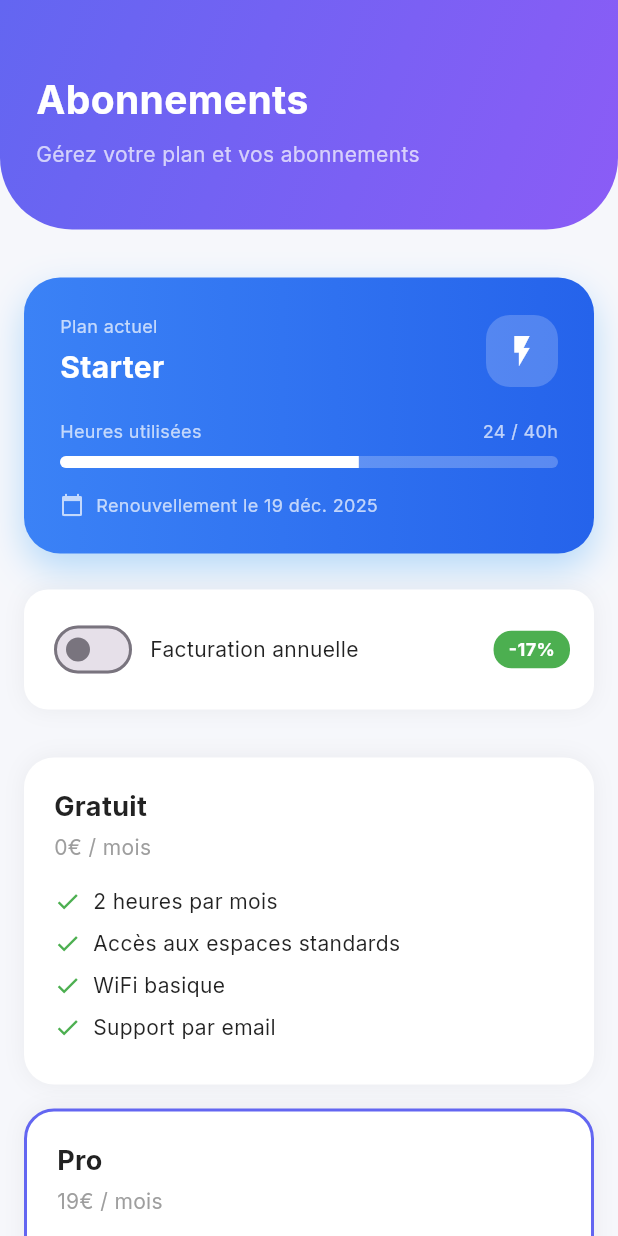
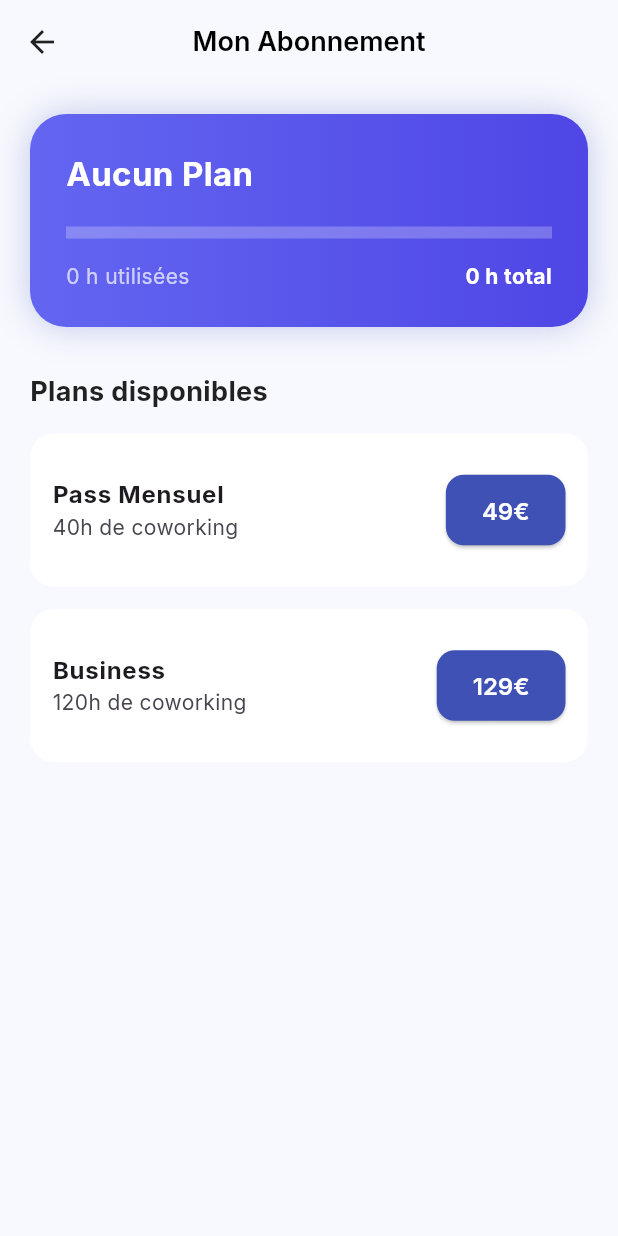
Before and after one commit to r4y-br/Mobile-CoWorkly, a Flutter app: the SubscriptionsScreen screen opened directly, on a phone screen of 412 x 824 dp. Run offline on Flutter 3.47's test engine with Material 3 defaults, Android fonts, the phone set to English and light mode, and no system bars; our stand-ins replace google_fonts; accounts and stored records are empty.

Commit message:
le backend des abonnements

```diff
--- a/flutter_coworkly/lib/screens/booking_screen.dart
+++ b/flutter_coworkly/lib/screens/booking_screen.dart
@@ -2,6 +2,7 @@ import 'package:flutter/material.dart';
 import 'package:provider/provider.dart';
 import '../providers/app_provider.dart';
 import '../services/reservations_api.dart';
+import '../providers/subscription_provider.dart';
 
 class BookingScreen extends StatefulWidget {
   const BookingScreen({Key? key}) : super(key: key);
@@ -292,6 +293,11 @@ class _BookingScreenState extends State<BookingScreen> {
           backgroundColor: Color(0xFF10B981),
         ),
       );
+
+      // Rafraîchir les données d'abonnement après réservation
+      if (token.isNotEmpty) {
+        context.read<SubscriptionProvider>().fetchSubscription(token);
+      }
     } catch (error) {
       if (!mounted) {
         return;
--- a/flutter_coworkly/lib/screens/subscriptions_screen.dart
+++ b/flutter_coworkly/lib/screens/subscriptions_screen.dart
@@ -1,357 +1,154 @@
 import 'package:flutter/material.dart';
 import 'package:provider/provider.dart';
 import '../providers/app_provider.dart';
+import '../providers/subscription_provider.dart';
 
-class SubscriptionsScreen extends StatelessWidget {
+class SubscriptionsScreen extends StatefulWidget {
   const SubscriptionsScreen({super.key});
 
   @override
-  Widget build(BuildContext context) {
-    final int usedHours = 24;
-    final int totalHours = 40;
-
-    return Scaffold(
-      backgroundColor: const Color(0xFFF6F7FB),
-      body: SafeArea(
-        child: SingleChildScrollView(
-          child: Column(
-            children: [
-              /// ================= HEADER =================
-              Container(
-                width: double.infinity,
-                padding: const EdgeInsets.fromLTRB(24, 48, 24, 40),
-                decoration: const BoxDecoration(
-                  gradient: LinearGradient(
-                    begin: Alignment.topLeft,
-                    end: Alignment.bottomRight,
-                    colors: [
-                      Color(0xFF6366F1),
-                      Color(0xFF8B5CF6),
-                    ],
-                  ),
-                  borderRadius: BorderRadius.only(
-                    bottomLeft: Radius.circular(48),
-                    bottomRight: Radius.circular(48),
-                  ),
-                ),
-                child: Column(
-                  crossAxisAlignment: CrossAxisAlignment.start,
-                  children: const [
-                    Text(
-                      'Abonnements',
-                      style: TextStyle(
-                        color: Colors.white,
-                        fontSize: 26,
-                        fontWeight: FontWeight.bold,
-                      ),
-                    ),
-                    SizedBox(height: 8),
-                    Text(
-                      'Gérez votre plan et vos abonnements',
-                      style: TextStyle(
-                        color: Colors.white70,
-                        fontSize: 14,
-                      ),
-                    ),
-                  ],
-                ),
-              ),
-
-              const SizedBox(height: 32),
-
-              /// ================= PLAN ACTUEL (CENTRÉ) =================
-              Center(
-                child: ConstrainedBox(
-                  constraints: const BoxConstraints(maxWidth: 380),
-                  child: _CurrentPlanCard(
-                    usedHours: usedHours,
-                    totalHours: totalHours,
-                  ),
-                ),
-              ),
-
-              const SizedBox(height: 24),
-
-              /// ================= FACTURATION =================
-              Center(
-                child: ConstrainedBox(
-                  constraints: const BoxConstraints(maxWidth: 380),
-                  child: const _BillingSwitch(),
-                ),
-              ),
-
-              const SizedBox(height: 32),
-
-              /// ================= LISTE DES PLANS =================
-              Center(
-                child: ConstrainedBox(
-                  constraints: const BoxConstraints(maxWidth: 380),
-                  child: Column(
-                    children: const [
-                      _PlanCard(
-                        title: 'Gratuit',
-                        price: '0€ / mois',
-                        features: [
-                          '2 heures par mois',
-                          'Accès aux espaces standards',
-                          'WiFi basique',
-                          'Support par email',
-                        ],
-                      ),
-                      SizedBox(height: 16),
-                      _PlanCard(
-                        title: 'Pro',
-                        price: '19€ / mois',
-                        features: [
-                          '40 heures par mois',
-                          'Accès premium',
-                          'WiFi haut débit',
-                          'Support prioritaire',
-                        ],
-                        highlighted: true,
-                      ),
-                    ],
-                  ),
-                ),
-              ),
-
-              const SizedBox(height: 40),
-            ],
-          ),
-        ),
-      ),
-    );
-  }
+  State<SubscriptionsScreen> createState() => _SubscriptionsScreenState();
 }
 
-/// ================= PLAN ACTUEL =================
-class _CurrentPlanCard extends StatelessWidget {
-  final int usedHours;
-  final int totalHours;
-
-  const _CurrentPlanCard({
-    required this.usedHours,
-    required this.totalHours,
-  });
+class _SubscriptionsScreenState extends State<SubscriptionsScreen> {
+  @override
+  void initState() {
+    super.initState();
+    // On charge les données dès le début
+    WidgetsBinding.instance.addPostFrameCallback((_) {
+      final token = context.read<AppProvider>().authToken;
+      if (token != null) {
+        context.read<SubscriptionProvider>().fetchSubscription(token);
+      }
+    });
+  }
 
   @override
   Widget build(BuildContext context) {
-    final double progress = usedHours / totalHours;
+    // On écoute les deux providers
+    final subProvider = context.watch<SubscriptionProvider>();
+    final appProvider = context.watch<AppProvider>();
+
+    final sub = subProvider.subscription;
+    final token = appProvider.authToken ?? "";
+
+    return Scaffold(
+      backgroundColor: const Color(0xFFF8F9FE),
+      appBar: AppBar(
+        title:
+            const Text("Mon Abonnement", style: TextStyle(color: Colors.black)),
+        backgroundColor: Colors.transparent,
+        elevation: 0,
+        centerTitle: true,
+      ),
+      body: subProvider.isLoading
+          ? const Center(child: CircularProgressIndicator())
+          : RefreshIndicator(
+              onRefresh: () => subProvider.fetchSubscription(token),
+              child: ListView(
+                padding: const EdgeInsets.all(20),
+                children: [
+                  _buildStatusCard(sub),
+                  const SizedBox(height: 30),
+                  const Text("Plans disponibles",
+                      style:
+                          TextStyle(fontSize: 18, fontWeight: FontWeight.bold)),
+                  const SizedBox(height: 15),
+                  _buildPlanTile(context, "Pass Mensuel", "MONTHLY", "40h",
+                      "49€", sub, token),
+                  _buildPlanTile(context, "Business", "QUARTERLY", "120h",
+                      "129€", sub, token),
+                ],
+              ),
+            ),
+    );
+  }
+
+  Widget _buildStatusCard(Map<String, dynamic>? sub) {
+    // Utilisation sécurisée des données de la Map (JSON)
+    final String planLabel = sub?['plan'] ?? "Aucun Plan";
+    final int used = sub?['usedHours'] ?? 0;
+    final int total = sub?['totalHours'] ?? 0;
+    final double progress = total > 0 ? (used / total).clamp(0.0, 1.0) : 0.0;
 
     return Container(
       padding: const EdgeInsets.all(24),
       decoration: BoxDecoration(
         gradient: const LinearGradient(
-          colors: [
-            Color(0xFF3B82F6),
-            Color(0xFF2563EB),
-          ],
-        ),
+            colors: [Color(0xFF6366F1), Color(0xFF4F46E5)]),
         borderRadius: BorderRadius.circular(24),
         boxShadow: [
-          BoxShadow(
-            color: Colors.blue.withOpacity(0.3),
-            blurRadius: 20,
-            offset: const Offset(0, 10),
-          ),
+          BoxShadow(color: Colors.indigo.withOpacity(0.3), blurRadius: 20)
         ],
       ),
       child: Column(
         crossAxisAlignment: CrossAxisAlignment.start,
         children: [
-          /// Header
+          Text(planLabel,
+              style: const TextStyle(
+                  color: Colors.white,
+                  fontSize: 22,
+                  fontWeight: FontWeight.bold)),
+          const SizedBox(height: 20),
+          LinearProgressIndicator(
+            value: progress,
+            backgroundColor: Colors.white24,
+            color: Colors.white,
+            minHeight: 8,
+          ),
+          const SizedBox(height: 15),
+          // Localise la ligne 100 dans ton fichier
           Row(
             mainAxisAlignment: MainAxisAlignment.spaceBetween,
             children: [
-              Column(
-                crossAxisAlignment: CrossAxisAlignment.start,
-                children: const [
-                  Text(
-                    'Plan actuel',
-                    style: TextStyle(color: Colors.white70, fontSize: 12),
-                  ),
-                  SizedBox(height: 4),
-                  Text(
-                    'Starter',
-                    style: TextStyle(
-                      color: Colors.white,
-                      fontSize: 20,
-                      fontWeight: FontWeight.bold,
-                    ),
-                  ),
-                ],
+              Expanded(
+                // <--- Ajoute ceci
+                child: Text(
+                  "$used h utilisées",
+                  style: const TextStyle(color: Colors.white70),
+                  overflow: TextOverflow
+                      .ellipsis, // Évite que le texte ne pousse les bords
+                ),
               ),
-              Container(
-                padding: const EdgeInsets.all(12),
-                decoration: BoxDecoration(
-                  color: Colors.white.withOpacity(0.2),
-                  borderRadius: BorderRadius.circular(16),
+              const SizedBox(width: 10), // Un petit espace entre les deux
+              Expanded(
+                // <--- Ajoute ceci aussi
+                child: Text(
+                  "$total h total",
+                  textAlign: TextAlign.end,
+                  style: const TextStyle(
+                      color: Colors.white, fontWeight: FontWeight.bold),
+                  overflow: TextOverflow.ellipsis,
                 ),
-                child: const Icon(Icons.flash_on, color: Colors.white),
               ),
             ],
-          ),
-
-          const SizedBox(height: 20),
-
-          /// Progress
-          Row(
-            mainAxisAlignment: MainAxisAlignment.spaceBetween,
-            children: [
-              const Text(
-                'Heures utilisées',
-                style: TextStyle(color: Colors.white70, fontSize: 12),
-              ),
-              Text(
-                '$usedHours / ${totalHours}h',
-                style: const TextStyle(color: Colors.white70, fontSize: 12),
-              ),
-            ],
-          ),
-          const SizedBox(height: 8),
-          ClipRRect(
-            borderRadius: BorderRadius.circular(6),
-            child: LinearProgressIndicator(
-              value: progress,
-              minHeight: 8,
-              backgroundColor: Colors.white24,
-              valueColor: const AlwaysStoppedAnimation<Color>(Colors.white),
-            ),
-          ),
-
-          const SizedBox(height: 16),
-
-          /// Renewal
-          Row(
-            children: const [
-              Icon(Icons.calendar_today, size: 16, color: Colors.white70),
-              SizedBox(width: 8),
-              Text(
-                'Renouvellement le 19 déc. 2025',
-                style: TextStyle(color: Colors.white70, fontSize: 12),
-              ),
-            ],
-          ),
+          )
         ],
       ),
     );
   }
-}
 
-/// ================= BILLING =================
-class _BillingSwitch extends StatefulWidget {
-  const _BillingSwitch();
+  Widget _buildPlanTile(BuildContext context, String name, String code,
+      String hours, String price, Map<String, dynamic>? current, String token) {
+    bool isCurrent = current?['plan'] == code;
 
-  @override
-  State<_BillingSwitch> createState() => _BillingSwitchState();
-}
-
-class _BillingSwitchState extends State<_BillingSwitch> {
-  bool yearly = false;
-
-  @override
-  Widget build(BuildContext context) {
-    return Container(
-      padding: const EdgeInsets.all(16),
-      decoration: BoxDecoration(
-        color: Colors.white,
-        borderRadius: BorderRadius.circular(16),
-        boxShadow: [
-          BoxShadow(
-            color: Colors.black.withOpacity(0.05),
-            blurRadius: 12,
-          ),
-        ],
-      ),
-      child: Row(
-        children: [
-          Switch(
-            value: yearly,
-            onChanged: (value) {
-              setState(() => yearly = value);
-            },
-          ),
-          const SizedBox(width: 8),
-          const Text('Facturation annuelle'),
-          const Spacer(),
-          Container(
-            padding: const EdgeInsets.symmetric(horizontal: 10, vertical: 4),
-            decoration: BoxDecoration(
-              color: Colors.green,
-              borderRadius: BorderRadius.circular(12),
-            ),
-            child: const Text(
-              '-17%',
-              style: TextStyle(
-                  color: Colors.white,
-                  fontSize: 12,
-                  fontWeight: FontWeight.bold),
-            ),
-          ),
-        ],
+    return Card(
+      margin: const EdgeInsets.only(bottom: 15),
+      shape: RoundedRectangleBorder(borderRadius: BorderRadius.circular(16)),
+      child: ListTile(
+        contentPadding: const EdgeInsets.all(15),
+        title: Text(name, style: const TextStyle(fontWeight: FontWeight.bold)),
+        subtitle: Text("$hours de coworking"),
+        trailing: isCurrent
+            ? const Icon(Icons.check_circle, color: Colors.green, size: 30)
+            : ElevatedButton(
+                onPressed: () => context
+                    .read<SubscriptionProvider>()
+                    .requestNewSubscription(token, code),
+                style: ElevatedButton.styleFrom(backgroundColor: Colors.indigo),
+                child: Text(price, style: const TextStyle(color: Colors.white)),
+              ),
       ),
     );
   }
 }
-
-/// ================= PLAN CARD =================
-class _PlanCard extends StatelessWidget {
-  final String title;
-  final String price;
-  final List<String> features;
-  final bool highlighted;
-
-  const _PlanCard({
-    required this.title,
-    required this.price,
-    required this.features,
-    this.highlighted = false,
-  });
-
-  @override
-  Widget build(BuildContext context) {
-    return Container(
-      padding: const EdgeInsets.all(20),
-      decoration: BoxDecoration(
-        color: Colors.white,
-        borderRadius: BorderRadius.circular(20),
-        border: highlighted
-            ? Border.all(color: const Color(0xFF6366F1), width: 2)
-            : null,
-        boxShadow: [
-          BoxShadow(
-            color: Colors.black.withOpacity(0.05),
-            blurRadius: 12,
-          ),
-        ],
-      ),
-      child: Column(
-        crossAxisAlignment: CrossAxisAlignment.start,
-        children: [
-          Text(
-            title,
-            style: const TextStyle(fontSize: 18, fontWeight: FontWeight.bold),
-          ),
-          const SizedBox(height: 4),
-          Text(
-            price,
-            style: const TextStyle(color: Colors.grey),
-          ),
-          const SizedBox(height: 16),
-          ...features.map(
-            (feature) => Padding(
-              padding: const EdgeInsets.only(bottom: 8),
-              child: Row(
-                children: [
-                  const Icon(Icons.check, color: Colors.green, size: 18),
-                  const SizedBox(width: 8),
-                  Expanded(child: Text(feature)),
-                ],
-              ),
-            ),
-          ),
-        ],
-      ),
-    );
-  }
-}
```
Also changed, not shown: flutter_coworkly/lib/app.dart (+6 -2 lines), flutter_coworkly/lib/models/subscription_model.dart (added, +39 -0 lines), flutter_coworkly/lib/providers/subscription_provider.dart (added, +34 -0 lines), flutter_coworkly/lib/screens/dashboard_screen.dart (+9 -18 lines), flutter_coworkly/lib/services/api_config.dart (+23 -11 lines), flutter_coworkly/lib/services/subscription_api.dart (added, +38 -0 lines), 9 other files.
